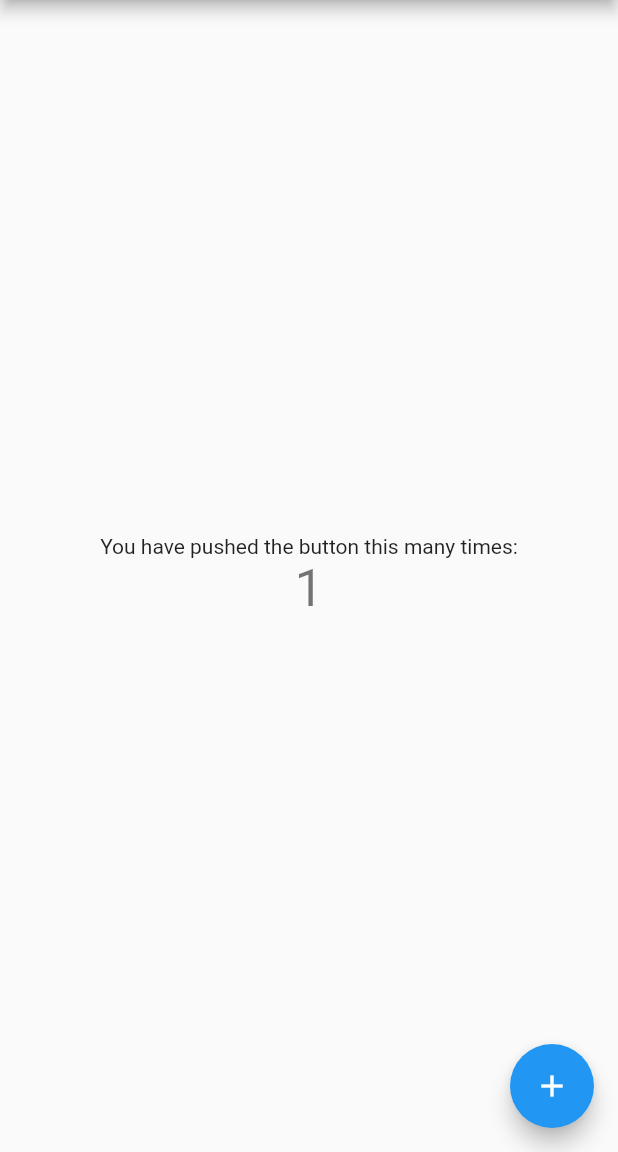
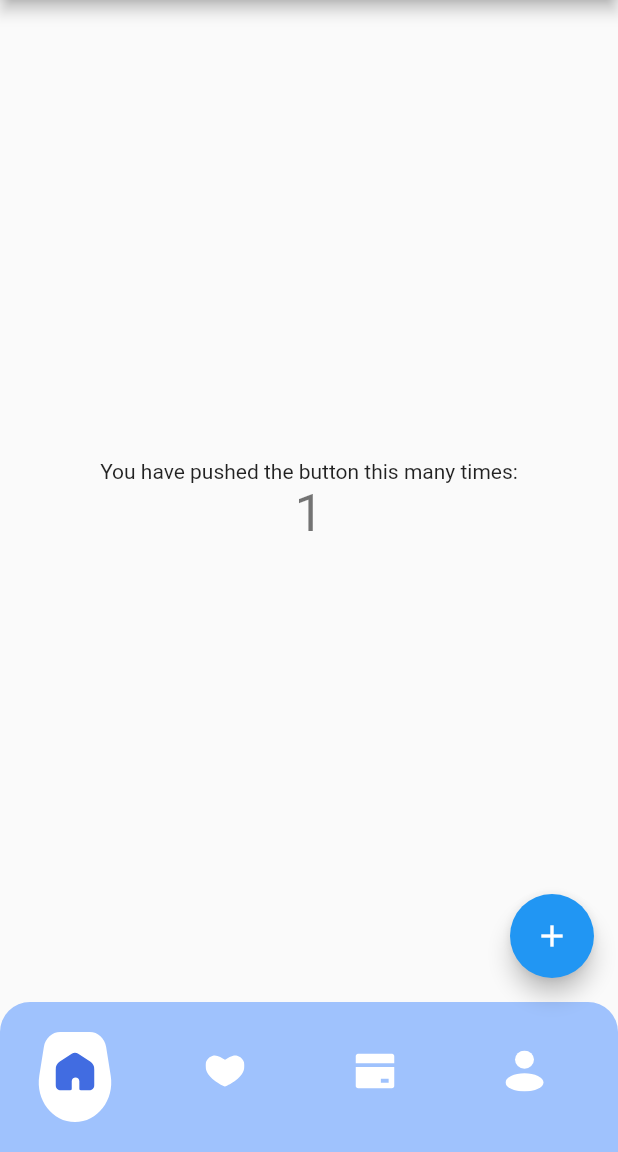
Before and after one commit to nfach98/majoo_mini_project_1, a Flutter app: the screen it shows after launch, after a tap on the "add" icon, on a phone screen of 412 x 824 dp, the part 84-1236 px from its top. Run offline on Flutter 3.47's test engine with Material 2 defaults, Android fonts, the phone set to English and light mode, and no system bars; our stand-ins replace flutter_svg.

Commit message:
1 bottom navigation bar #2dmz400 (#2)
* add bottom navigation bar widget

* add bottom nav bar

* add functional bottom navigation bar

* remove unused variable

* formatting

```diff
--- a/lib/main.dart
+++ b/lib/main.dart
@@ -1,4 +1,5 @@
 import 'package:flutter/material.dart';
+import 'package:mini_project_1/page/home/widget/bottom_nav_bar.dart';
 
 void main() {
   runApp(const MyApp());
@@ -57,6 +58,7 @@ class _MyHomePageState extends State<MyHomePage> {
           ],
         ),
       ),
+      bottomNavigationBar: const BottomNavBar(),
       floatingActionButton: FloatingActionButton(
         onPressed: _incrementCounter,
         tooltip: 'Increment',
--- /dev/null
+++ b/lib/page/components/bottom_nav_bar_custom_painter.dart
@@ -0,0 +1,53 @@
+import 'dart:ui' as ui;
+
+import 'package:flutter/material.dart';
+
+class BottomNavBarCustomPainter extends CustomPainter {
+  final bool isPainted;
+  BottomNavBarCustomPainter({this.isPainted = false});
+  @override
+  void paint(Canvas canvas, Size size) {
+    if (isPainted == false) {
+      return;
+    }
+    Path path_0 = Path();
+    path_0.moveTo(size.width * 0.08483525, size.height * 0.1660766);
+    path_0.cubicTo(size.width * 0.1032363, size.height * 0.07007227,
+        size.width * 0.1949075, 0, size.width * 0.3021025, 0);
+    path_0.lineTo(size.width * 0.6978975, 0);
+    path_0.cubicTo(
+        size.width * 0.8050925,
+        0,
+        size.width * 0.8967650,
+        size.height * 0.07007227,
+        size.width * 0.9151650,
+        size.height * 0.1660766);
+    path_0.lineTo(size.width * 0.9762975, size.height * 0.4850318);
+    path_0.cubicTo(
+        size.width * 1.027830,
+        size.height * 0.7538909,
+        size.width * 0.8002000,
+        size.height,
+        size.width * 0.5000000,
+        size.height);
+    path_0.lineTo(size.width * 0.5000000, size.height);
+    path_0.cubicTo(
+        size.width * 0.1998000,
+        size.height,
+        size.width * -0.02782900,
+        size.height * 0.7538909,
+        size.width * 0.02370225,
+        size.height * 0.4850318);
+    path_0.lineTo(size.width * 0.08483525, size.height * 0.1660766);
+    path_0.close();
+
+    Paint paint_0_fill = Paint()..style = PaintingStyle.fill;
+    paint_0_fill.color = Colors.white.withOpacity(1.0);
+    canvas.drawPath(path_0, paint_0_fill);
+  }
+
+  @override
+  bool shouldRepaint(covariant CustomPainter oldDelegate) {
+    return true;
+  }
+}
--- /dev/null
+++ b/lib/page/components/bottom_nav_bar_icon.dart
@@ -0,0 +1,41 @@
+import 'package:flutter/material.dart';
+import 'package:flutter_svg/flutter_svg.dart';
+import 'package:mini_project_1/utils/constants.dart';
+
+import 'bottom_nav_bar_custom_painter.dart';
+
+class BottomNavigationIcon extends StatelessWidget {
+  final String icon;
+  final bool isActive;
+  final Function onPressed;
+
+  const BottomNavigationIcon({
+    Key? key,
+    required this.isActive,
+    required this.onPressed,
+    required this.icon,
+  }) : super(key: key);
+
+  @override
+  Widget build(BuildContext context) {
+    return Padding(
+      padding: const EdgeInsets.symmetric(horizontal: 25),
+      child: CustomPaint(
+        painter: BottomNavBarCustomPainter(isPainted: isActive),
+        willChange: true,
+        child: GestureDetector(
+          onTap: onPressed as Function(),
+          child: Container(
+            height: 55,
+            width: 50,
+            padding: const EdgeInsets.only(left: 12, right: 12, bottom: 8),
+            child: SvgPicture.asset(
+              icon,
+              color: isActive ? colorPrimary : colorBackground,
+            ),
+          ),
+        ),
+      ),
+    );
+  }
+}
--- /dev/null
+++ b/lib/page/home/widget/bottom_nav_bar.dart
@@ -0,0 +1,51 @@
+import 'package:flutter/material.dart';
+import 'package:mini_project_1/page/components/bottom_nav_bar_icon.dart';
+
+class BottomNavBar extends StatefulWidget {
+  const BottomNavBar({Key? key}) : super(key: key);
+
+  @override
+  State<BottomNavBar> createState() => _BottomNavBarState();
+}
+
+class _BottomNavBarState extends State<BottomNavBar> {
+  int selectedIndex = 0;
+
+  List<String> svgAssets = [
+    'assets/svg/home.svg',
+    'assets/svg/favourite.svg',
+    'assets/svg/credit_card.svg',
+    'assets/svg/users.svg',
+  ];
+
+  @override
+  Widget build(BuildContext context) {
+    return Container(
+      padding: const EdgeInsets.symmetric(vertical: 20),
+      height: 100,
+      decoration: BoxDecoration(
+        color: Colors.blueAccent.withOpacity(0.5),
+        borderRadius: const BorderRadius.vertical(
+          top: Radius.circular(20),
+        ),
+      ),
+      child: ListView.builder(
+        shrinkWrap: true,
+        physics: const NeverScrollableScrollPhysics(),
+        scrollDirection: Axis.horizontal,
+        itemCount: svgAssets.length,
+        itemBuilder: (context, index) {
+          return BottomNavigationIcon(
+            isActive: index == selectedIndex,
+            onPressed: () {
+              setState(() {
+                selectedIndex = index;
+              });
+            },
+            icon: svgAssets[index],
+          );
+        },
+      ),
+    );
+  }
+}
```
